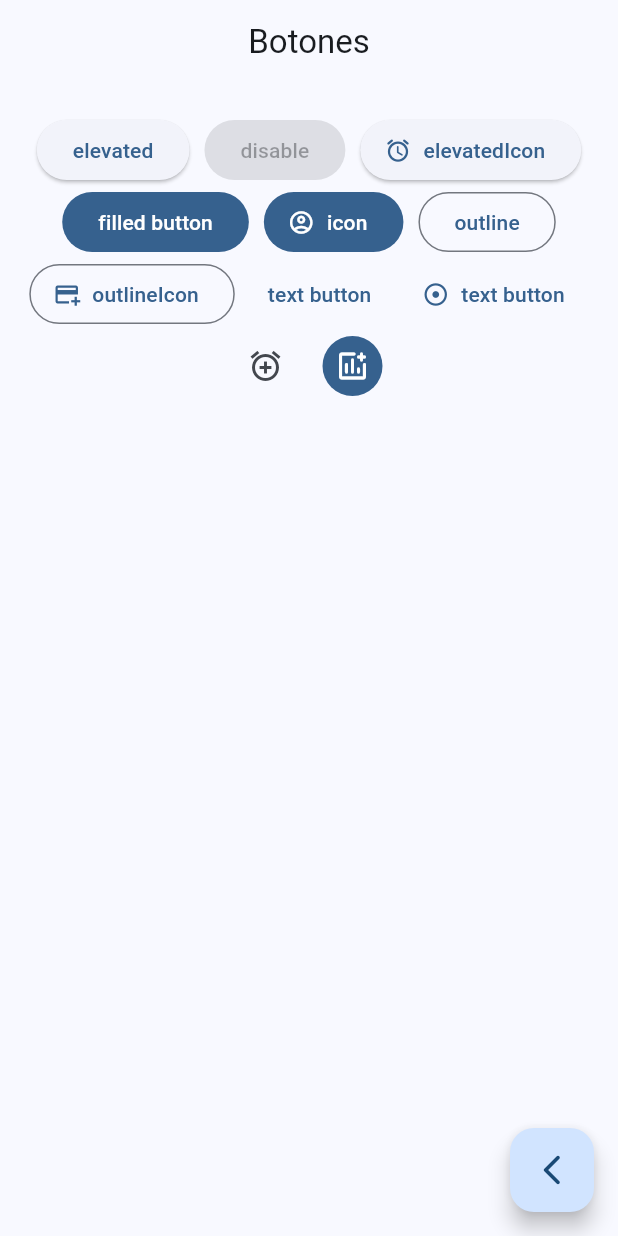
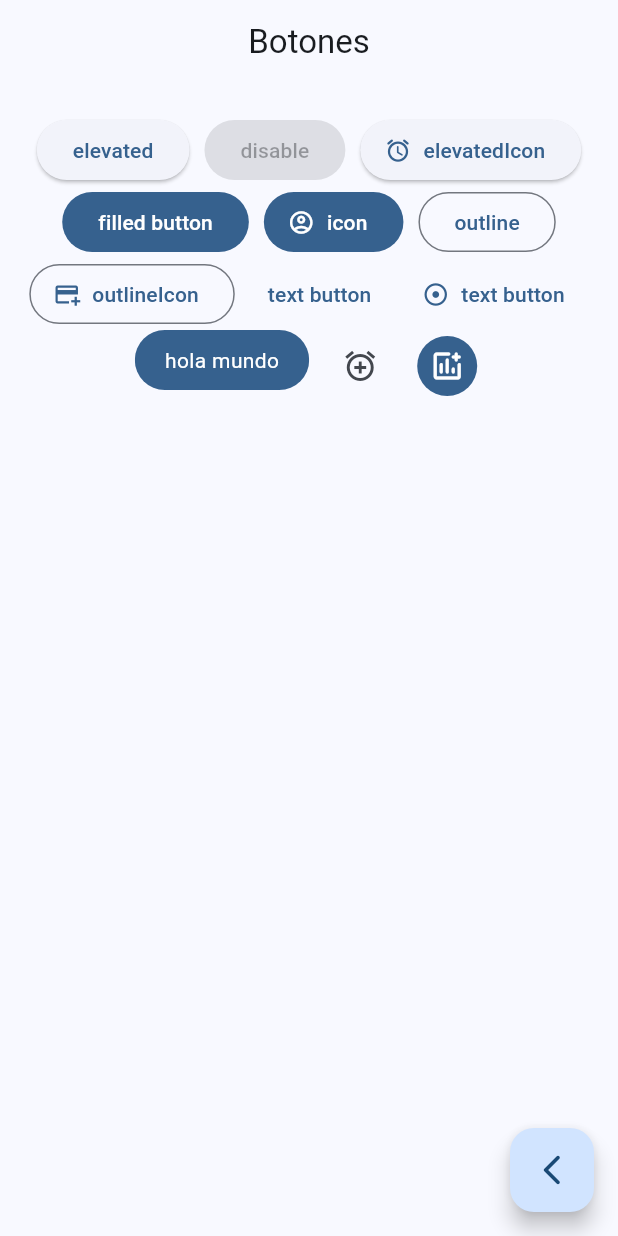
Before and after one commit to Xlart5/widgets_app, a Flutter app: the ButtonsScreen screen opened by its route, on a phone screen of 412 x 824 dp. Run offline on Flutter 3.47's test engine with Material 3 defaults, Android fonts, the phone set to English and light mode, and no system bars; our stand-ins replace go_router.

Commit message:
buttons custom finish

```diff
--- a/lib/presentation/screens/buttons/buttons_screen.dart
+++ b/lib/presentation/screens/buttons/buttons_screen.dart
@@ -59,6 +59,7 @@ class _ButtonsView extends StatelessWidget {
                 icon: const Icon(Icons.adjust_rounded),
                 label: const Text('text button')),
             //Todo custom button
+            const CustomButton(),
 
             IconButton(onPressed: () {}, icon: const Icon(Icons.add_alarm)),
             IconButton(
@@ -74,3 +75,30 @@ class _ButtonsView extends StatelessWidget {
     );
   }
 }
+
+class CustomButton extends StatelessWidget {
+  const CustomButton({super.key});
+
+  @override
+  Widget build(BuildContext context) {
+    final colors = Theme.of(context).colorScheme;
+    return ClipRRect(
+      borderRadius: BorderRadius.circular(20),
+      child: Material(
+        color: colors.primary,
+        child: InkWell(
+          onTap: () {},
+          child: const Padding(
+            padding: EdgeInsets.symmetric(horizontal: 20, vertical: 10),
+            child: Text(
+              'hola mundo',
+              style: TextStyle(
+                color: Colors.white,
+              ),
+            ),
+          ),
+        ),
+      ),
+    );
+  }
+}
```
